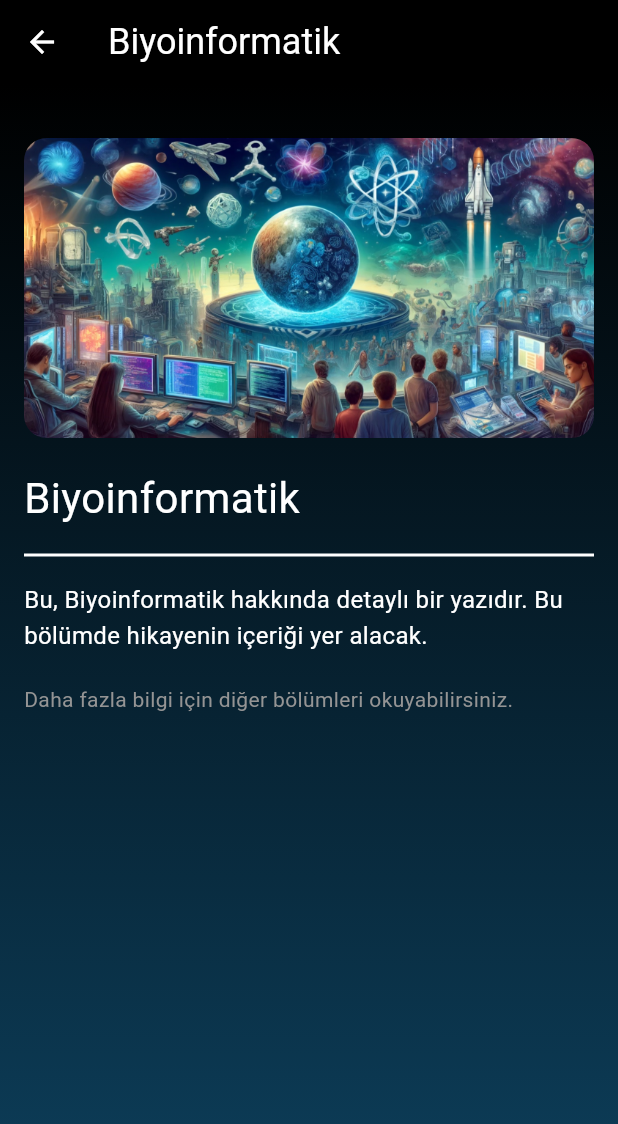
After one commit to melisalparslan/zeus_verse, a Flutter app: the HomeScreen screen opened by its route, after a tap on "Biyoinformatik", on a phone screen of 412 x 824 dp. The commit adds this screen. Shown: the top 1124 px of the screen. Run offline on Flutter 3.47's test engine with Material 3 defaults, Android fonts, the phone set to English and light mode, and no system bars; our stand-ins replace carousel_slider, cloud_firestore, firebase_auth, firebase_core, firebase_storage, image_picker; accounts and stored records are empty; network calls fail; Roboto replaces fonts that are missing (Playfair Display).

Commit message:
flutter hikayesi için sayfa eklendi içi düzenlenecek.

```diff
--- a/lib/home_screen.dart
+++ b/lib/home_screen.dart
@@ -3,6 +3,8 @@ import 'package:firebase_auth/firebase_auth.dart';
 import 'package:cloud_firestore/cloud_firestore.dart';
 import 'package:carousel_slider/carousel_slider.dart';
 import 'profile_screen.dart';
+import 'story_detail_screen.dart';
+// Yeni eklenen dosya
 
 class HomeScreen extends StatelessWidget {
   const HomeScreen({super.key});
@@ -150,23 +152,23 @@ class HomeScreen extends StatelessWidget {
                 crossAxisSpacing: 16,
                 mainAxisSpacing: 16,
                 children: <Widget>[
-                  _buildStoryTile('Biyoinformatik',
+                  _buildStoryTile(context, 'Biyoinformatik',
                       'assets/images/21e5d95d540947a69e18bbc20ab0bedf1.png'),
-                  _buildStoryTile('Flutter',
+                  _buildStoryTile(context, 'Flutter',
                       'assets/images/0d533685c3b64bdf94dd74b5c8fe4d051.png'),
-                  _buildStoryTile('Nanoteknoloji',
+                  _buildStoryTile(context, 'Nanoteknoloji',
                       'assets/images/6b30182b20f144399d46ca377ff609411.png'),
-                  _buildStoryTile('Unity',
+                  _buildStoryTile(context, 'Unity',
                       'assets/images/A3dae15046ed450d9ddaaaaf46eb5faf1.png'),
-                  _buildStoryTile('C#',
+                  _buildStoryTile(context, 'C#',
                       'assets/images/9a47f3b6473b45fca35a13fa376e47871.png'),
-                  _buildStoryTile('Uzay Kolonizasyonu',
+                  _buildStoryTile(context, 'Uzay Kolonizasyonu',
                       'assets/images/Fa969a35a75545618150d3c84cadc2e31.png'),
-                  _buildStoryTile('Genetik',
+                  _buildStoryTile(context, 'Genetik',
                       'assets/images/Fa2b95f37f0a4509bbbd87addd5d08cc1.png'),
-                  _buildStoryTile('Kuantum Fiziği',
+                  _buildStoryTile(context, 'Kuantum Fiziği',
                       'assets/images/61371cb1497a45b0b17b4a5d93af59e41.png'),
-                  _buildStoryTile('Javascript',
+                  _buildStoryTile(context, 'Javascript',
                       'assets/images/410b2c9d7fe04cda9534eec2c0650dc81.png'),
                 ],
               ),
@@ -177,8 +179,17 @@ class HomeScreen extends StatelessWidget {
     );
   }
 
-  Widget _buildStoryTile(String title, String imagePath) {
-    return Stack(
+  Widget _buildStoryTile(BuildContext context, String title, String imagePath) {
+    return GestureDetector(
+      onTap: () {
+        Navigator.push(
+          context,
+          MaterialPageRoute(
+            builder: (context) => StoryDetailScreen(title: title),
+          ),
+        );
+      },
+      child: Stack(
         children: [
           Container(
             decoration: BoxDecoration(
@@ -218,6 +229,7 @@ class HomeScreen extends StatelessWidget {
             ),
           ),
         ],
+      ),
     );
   }
 }
--- a/lib/main.dart
+++ b/lib/main.dart
@@ -4,6 +4,7 @@ import 'home_screen.dart';
 import 'login_screen.dart';
 import 'profile_screen.dart';
 import 'register_screen.dart';
+import 'story_detail_screen.dart';
 
 void main() async {
   WidgetsFlutterBinding.ensureInitialized();
@@ -29,6 +30,8 @@ class MyApp extends StatelessWidget {
         '/home': (context) => const HomeScreen(),
         '/register': (context) => const RegisterScreen(),
         '/profile': (context) => const ProfileScreen(),
+        '/story': (context) =>
+            const StoryDetailScreen(title: ''), // Placeholder
       },
     );
   }
--- /dev/null
+++ b/lib/story_detail_screen.dart
@@ -0,0 +1,97 @@
+import 'package:flutter/material.dart';
+
+class StoryDetailScreen extends StatelessWidget {
+  final String title;
+
+  const StoryDetailScreen({super.key, required this.title});
+
+  @override
+  Widget build(BuildContext context) {
+    return Scaffold(
+      appBar: AppBar(
+        title: Text(
+          title,
+          style: const TextStyle(
+            color: Colors.white,
+            fontFamily: 'Playfair Display',
+            fontSize: 24,
+            fontWeight: FontWeight.normal,
+          ),
+        ),
+        backgroundColor: const Color.fromRGBO(0, 0, 0, 1),
+        iconTheme: const IconThemeData(color: Colors.white),
+      ),
+      body: Container(
+        width: double.infinity,
+        height: double.infinity,
+        decoration: const BoxDecoration(
+          gradient: LinearGradient(
+            begin: Alignment.bottomCenter,
+            end: Alignment.topCenter,
+            colors: [
+              Color.fromRGBO(13, 64, 93, 1),
+              Color.fromRGBO(0, 0, 0, 1),
+            ],
+          ),
+        ),
+        child: SingleChildScrollView(
+          padding: const EdgeInsets.all(16.0),
+          child: Column(
+            crossAxisAlignment: CrossAxisAlignment.start,
+            children: <Widget>[
+              const SizedBox(height: 20),
+              Container(
+                height: 200,
+                decoration: BoxDecoration(
+                  borderRadius: BorderRadius.circular(15),
+                  image: const DecorationImage(
+                    image: AssetImage(
+                        'assets/images/81b382ad480749e69ffbb0e28ef47b051.png'),
+                    fit: BoxFit.cover,
+                  ),
+                ),
+              ),
+              const SizedBox(height: 20),
+              Text(
+                title,
+                style: const TextStyle(
+                  color: Colors.white,
+                  fontFamily: 'Playfair Display',
+                  fontSize: 28,
+                  fontWeight: FontWeight.normal,
+                ),
+              ),
+              const SizedBox(height: 10),
+              const Divider(
+                color: Colors.white,
+                thickness: 2,
+              ),
+              const SizedBox(height: 10),
+              Text(
+                'Bu, $title hakkında detaylı bir yazıdır. Bu bölümde hikayenin içeriği yer alacak.',
+                style: const TextStyle(
+                  color: Colors.white,
+                  fontFamily: 'Roboto',
+                  fontSize: 16,
+                  fontWeight: FontWeight.normal,
+                  height: 1.5,
+                ),
+              ),
+              const SizedBox(height: 20),
+              const Text(
+                'Daha fazla bilgi için diğer bölümleri okuyabilirsiniz.',
+                style: TextStyle(
+                  color: Color.fromRGBO(148, 148, 148, 1),
+                  fontFamily: 'Roboto',
+                  fontSize: 14,
+                  fontWeight: FontWeight.normal,
+                  height: 1.5,
+                ),
+              ),
+            ],
+          ),
+        ),
+      ),
+    );
+  }
+}
--- a/pubspec.yaml
+++ b/pubspec.yaml
@@ -38,6 +38,7 @@ dependencies:
   firebase_storage: ^11.7.5
   carousel_slider: ^4.2.1
   cupertino_icons: ^1.0.6
+  firebase_ml_vision: ^0.12.0+3
 
 dev_dependencies:
   flutter_test:
```
Also changed, not shown: pubspec.lock, 1 other file. Lines whose indentation alone changed are shown as unchanged.
